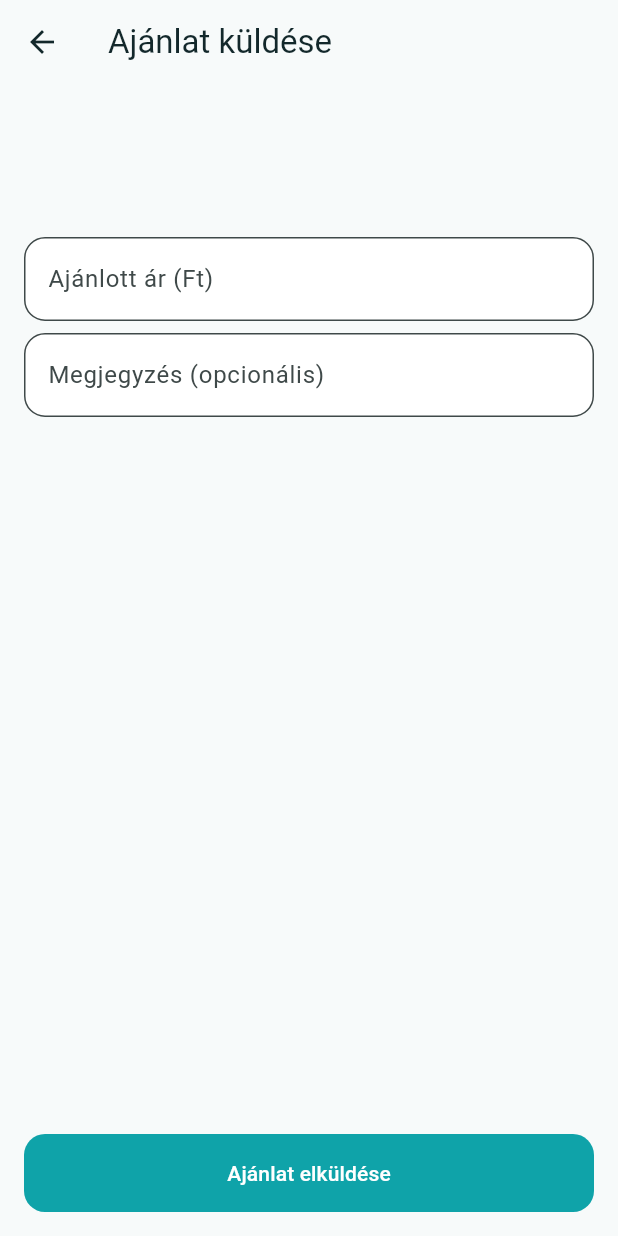
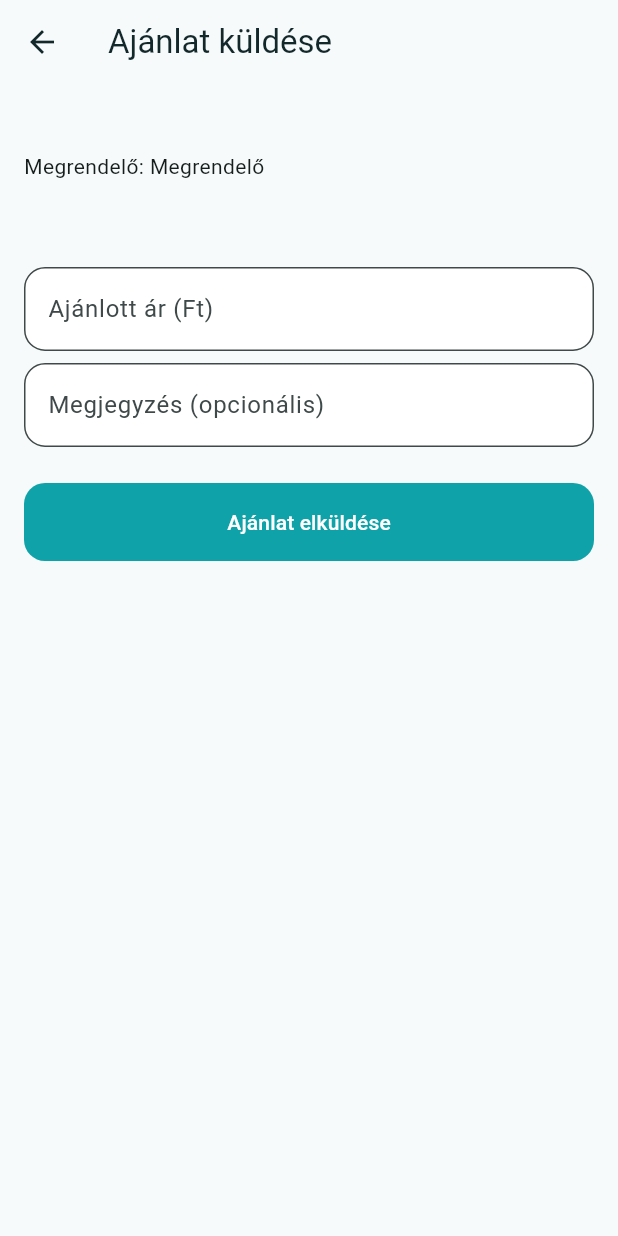
Before and after one commit to bokatimea-debug/takimaki_full, a Flutter app: the ProviderOfferReplyScreen screen opened by its route, on a phone screen of 412 x 824 dp. Run offline on Flutter 3.47's test engine with Material 3 defaults, Android fonts, the phone set to English and light mode, and no system bars; our stand-ins replace geocoding, google_maps_flutter, image_picker, shared_preferences; accounts and stored records are empty.

Commit message:
Show real customer data in service requests

```diff
--- a/lib/screens/provider_offer_reply_screen.dart
+++ b/lib/screens/provider_offer_reply_screen.dart
@@ -1,6 +1,8 @@
 import "package:flutter/material.dart";
 import "package:shared_preferences/shared_preferences.dart";
+
 import "dart:convert";
+
 import "../services/local_marketplace_store.dart";
 import "../services/sanctions_store.dart";
 
@@ -18,7 +20,7 @@ class _State extends State<ProviderOfferReplyScreen> {
   @override
   void initState() {
     super.initState();
-    WidgetsBinding.instance.addPostFrameCallback((_){
+    WidgetsBinding.instance.addPostFrameCallback((_) {
       if (!mounted) return;
       final args = ModalRoute.of(context)?.settings.arguments;
       setState(() {
@@ -90,15 +92,15 @@ class _State extends State<ProviderOfferReplyScreen> {
     }
     final priceRaw = int.tryParse(_priceCtrl.text.replaceAll(" ", ""));
     if (priceRaw == null || priceRaw <= 0) {
-      ScaffoldMessenger.of(context).showSnackBar(
-        const SnackBar(content: Text("Adj meg érvényes árat."))
-      );
+      ScaffoldMessenger.of(
+        context,
+      ).showSnackBar(const SnackBar(content: Text("Adj meg érvényes árat.")));
       return;
     }
     final prefs = await SharedPreferences.getInstance();
     final raw = prefs.getString("provider_requests") ?? "[]";
     final list = (json.decode(raw) as List).cast<Map<String, dynamic>>();
-    final idx = list.indexWhere((e)=> e["id"] == data["id"]);
+    final idx = list.indexWhere((e) => e["id"] == data["id"]);
     if (idx >= 0) {
       list[idx]["status"] = "offered";
       list[idx]["offered_price"] = priceRaw;
@@ -118,21 +120,35 @@ class _State extends State<ProviderOfferReplyScreen> {
   Widget build(BuildContext context) {
     return Scaffold(
       appBar: AppBar(title: const Text("Ajánlat küldése")),
-      body: Padding(
+      body: ListView(
         padding: const EdgeInsets.all(16),
-        child: Column(
-          crossAxisAlignment: CrossAxisAlignment.stretch,
         children: [
-            Text(data["service"] ?? "", style: const TextStyle(fontWeight: FontWeight.w600)),
+          Text(
+            data["service"] ?? "",
+            style: const TextStyle(fontWeight: FontWeight.w600),
+          ),
           const SizedBox(height: 8),
+          Text("Megrendelő: ${data["customer"] ?? "Megrendelő"}"),
           Text(data["address"] ?? ""),
+          if ((data["district"]?.toString() ?? "").isNotEmpty)
+            Text("Budapest ${data["district"]}. kerület"),
           Text("${data["date"] ?? ""}  ${data["time"] ?? ""}"),
+          if (data["laundry_and_ironing"] == true)
+            const Padding(
+              padding: EdgeInsets.only(top: 8),
+              child: Text("Mosással és vasalással"),
+            ),
+          if ((data["note"]?.toString() ?? "").isNotEmpty)
+            Padding(
+              padding: const EdgeInsets.only(top: 8),
+              child: Text("Megjegyzés: ${data["note"]}"),
+            ),
           const SizedBox(height: 16),
           TextField(
             controller: _priceCtrl,
             keyboardType: TextInputType.number,
             decoration: const InputDecoration(labelText: "Ajánlott ár (Ft)"),
-              onChanged: (v){
+            onChanged: (v) {
               final num = int.tryParse(v.replaceAll(" ", ""));
               if (num != null) {
                 final t = _fmtTh(num);
@@ -146,12 +162,16 @@ class _State extends State<ProviderOfferReplyScreen> {
           const SizedBox(height: 8),
           TextField(
             controller: _noteCtrl,
-              decoration: const InputDecoration(labelText: "Megjegyzés (opcionális)"),
+            decoration: const InputDecoration(
+              labelText: "Megjegyzés (opcionális)",
             ),
-            const Spacer(),
-            FilledButton(onPressed: _send, child: const Text("Ajánlat elküldése")),
+          ),
+          const SizedBox(height: 24),
+          FilledButton(
+            onPressed: _send,
+            child: const Text("Ajánlat elküldése"),
+          ),
         ],
-        ),
       ),
     );
   }
```
Also changed, not shown: lib/screens/customer_search_screen.dart (+10 -0 lines), lib/services/local_marketplace_store.dart (+14 -1 lines). Lines whose indentation alone changed are shown as unchanged.
